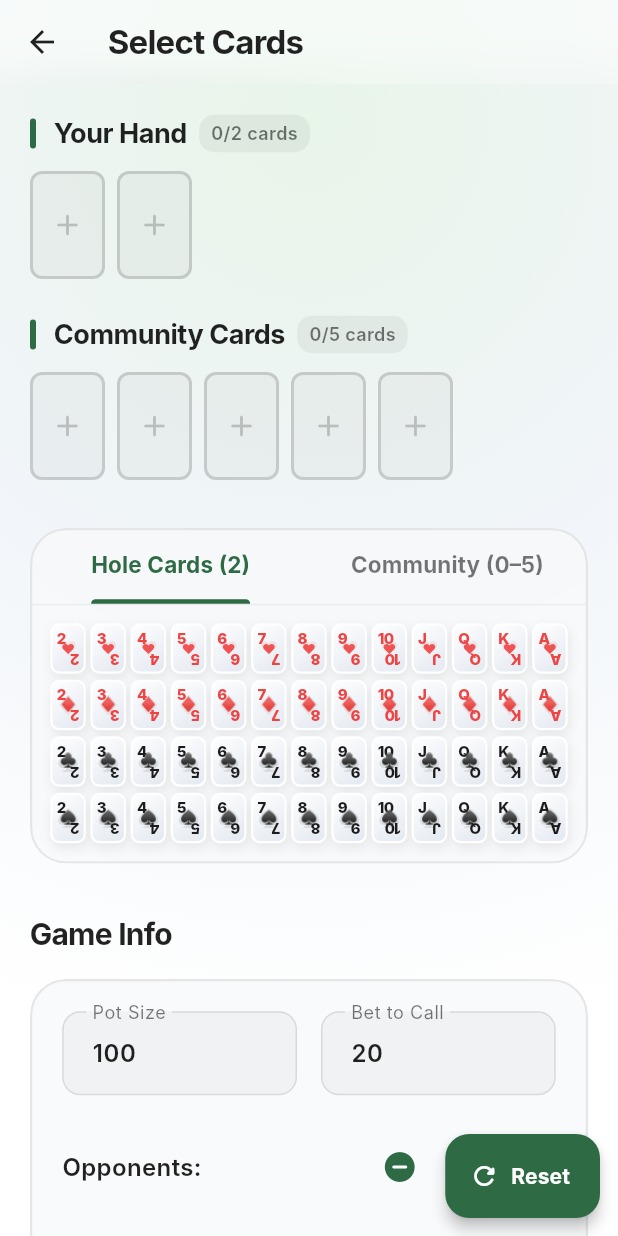
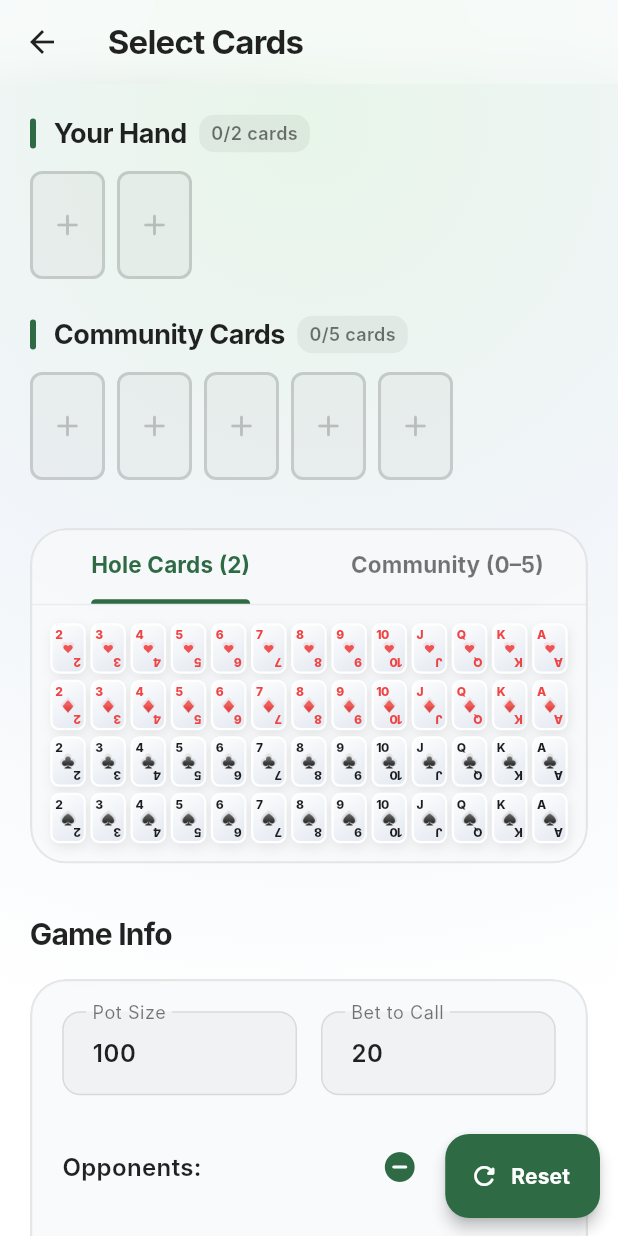
Before and after one commit to kvesen/PokerHandSuggester, a Flutter app: the ManualInputScreen screen opened directly, on a phone screen of 412 x 824 dp. Run offline on Flutter 3.47's test engine with Material 3 defaults, Android fonts, the phone set to English and light mode, and no system bars; our stand-ins replace camera, image_picker, permission_handler, shared_preferences; missing offline and left inert: google_mlkit_text_recognition; accounts and stored records are empty; Roboto replaces fonts that are missing (Inter).

Commit message:
Add CardSize.tiny for picker grid; switch CardSelector from small to tiny
Co-authored-by: kvesen <267813801+kvesen@users.noreply.github.com>
Agent-Logs-Url: https://github.com/kvesen/PokerHandSuggester/sessions/658bf7b9-ecca-4950-9e40-81bfb20384fe

```diff
--- a/lib/ui/widgets/card_selector.dart
+++ b/lib/ui/widgets/card_selector.dart
@@ -66,7 +66,7 @@ class CardSelector extends StatelessWidget {
                 child: CardWidget(
                   card: card,
                   selected: isSelected,
-                  size: CardSize.small,
+                  size: CardSize.tiny,
                   onTap: isDisabled ? null : () => onCardToggled(card),
                 ),
               ),
--- a/lib/ui/widgets/card_widget.dart
+++ b/lib/ui/widgets/card_widget.dart
@@ -169,6 +169,7 @@ class _RankSuit extends StatelessWidget {
 /// Sizing presets for [CardWidget].
 enum CardSize {
   // Added padding and border radius variables internally
+  tiny(width: 34, height: 48, fontSize: 8, padding: 2, borderRadius: 6),
   small(width: 34, height: 48, fontSize: 10, padding: 3, borderRadius: 6),
   medium(width: 52, height: 74, fontSize: 14, padding: 4, borderRadius: 8),
   large(width: 72, height: 100, fontSize: 20, padding: 6, borderRadius: 10);
```
